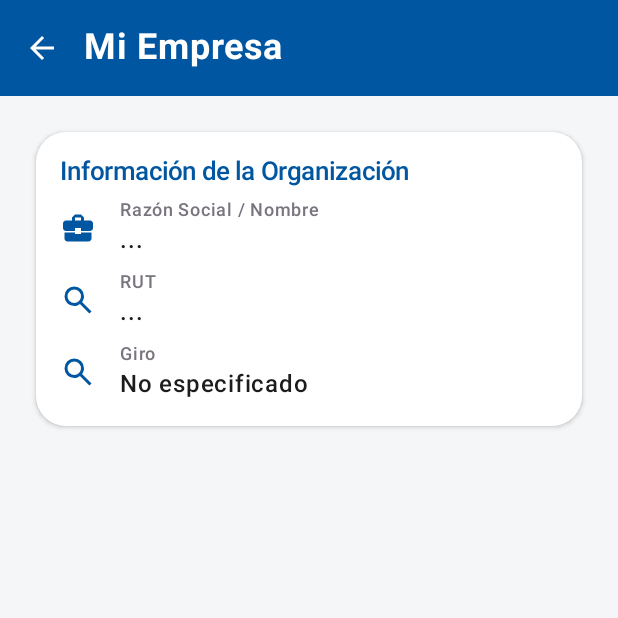
After one commit to neitwys/android-induztek-app, an Android app built with Jetpack Compose: the MiEmpresaScreen screen opened through its navigation route, on a phone screen of 412 x 824 dp, the top half of it. The commit adds this screen. Run offline under Robolectric (Android 15) with nearby library versions, the phone set to English and light mode, and no system bars.

Commit message:
feat: Se integro el ms-clientes para usarlo con las empresas, instalaciones y contactos.

```diff
--- a/app/src/main/java/com/induztek/app/data/InduztekDbHelper.kt
+++ b/app/src/main/java/com/induztek/app/data/InduztekDbHelper.kt
@@ -327,7 +327,7 @@ class InduztekDbHelper(context: Context) :
             while (cursor.moveToNext()) {
                 lista.add(
                     EmpresaConInstalacion(
-                        idEmpresa = cursor.getLong(cursor.getColumnIndexOrThrow(EMP_ID)),
+                        id = cursor.getLong(cursor.getColumnIndexOrThrow(EMP_ID)),
                         razonSocial = cursor.getString(cursor.getColumnIndexOrThrow(EMP_RAZON_SOCIAL)),
                         rut = cursor.getString(cursor.getColumnIndexOrThrow(EMP_RUT)),
                         giro = cursor.getString(cursor.getColumnIndexOrThrow(EMP_GIRO)) ?: "",
@@ -502,7 +502,7 @@ class InduztekDbHelper(context: Context) :
 
 // Data class para listar empresas junto con sus instalaciones
 data class EmpresaConInstalacion(
-    val idEmpresa: Long,
+    val id: Long,
     val razonSocial: String,
     val rut: String,
     val giro: String,
--- /dev/null
+++ b/app/src/main/java/com/induztek/app/data/remote/ClienteApi.kt
@@ -0,0 +1,20 @@
+package com.induztek.app.data.remote
+
+import retrofit2.Response
+import retrofit2.http.*
+
+interface ClienteApi {
+
+    @GET("api/empresas")
+    suspend fun listarEmpresas(): Response<List<EmpresaResponse>>
+
+    @GET("api/empresas/{id}")
+    suspend fun obtenerEmpresaPorId(@Path("id") id: Long): Response<EmpresaResponse>
+
+    @POST("api/empresas")
+    suspend fun crearEmpresa(@Body request: CrearEmpresaRequest): Response<EmpresaResponse>
+
+    @DELETE("api/empresas/{id}")
+    suspend fun eliminarEmpresa(@Path("id") id: Long): Response<Void>
+
+}
--- a/app/src/main/java/com/induztek/app/data/remote/RetrofitClient.kt
+++ b/app/src/main/java/com/induztek/app/data/remote/RetrofitClient.kt
@@ -20,4 +20,8 @@ object RetrofitClient {
     val avatarApi: AvatarApi by lazy {
         crear(URL_BASE).create(AvatarApi::class.java)
     }
+
+    val clienteApi: ClienteApi by lazy {
+        crear(URL_BASE).create(ClienteApi::class.java)
+    }
 }
--- a/app/src/main/java/com/induztek/app/data/repository/EmpresaRepository.kt
+++ b/app/src/main/java/com/induztek/app/data/repository/EmpresaRepository.kt
@@ -1,10 +1,12 @@
 package com.induztek.app.data.repository
 
 import android.content.Context
+import com.induztek.app.data.EmpresaConInstalacion
 import com.induztek.app.data.InduztekDbHelper
+import com.induztek.app.data.remote.EmpresaResponse
 
 interface EmpresaRepository {
-    fun registrarEmpresaConInstalacion(
+    suspend fun registrarEmpresaConInstalacion(
         razonSocial: String,
         rut: String,
         giro: String,
@@ -16,37 +18,11 @@ interface EmpresaRepository {
         comuna: String,
         region: String,
         observaciones: String
-    ): Long
+    ): Result<Long>
+
+    suspend fun listarEmpresas(): List<EmpresaConInstalacion>
+
+    suspend fun eliminarEmpresa(id: Long): Boolean
+
+    suspend fun obtenerEmpresaPorId(id: Long): Result<EmpresaResponse>
 }
-
-class LocalEmpresaRepository(context: Context) : EmpresaRepository {
-    private val dbHelper = InduztekDbHelper(context.applicationContext)
-
-    override fun registrarEmpresaConInstalacion(
-        razonSocial: String,
-        rut: String,
-        giro: String,
-        contacto: String,
-        telefono: String,
-        correo: String,
-        nombreInstalacion: String,
-        ubicacion: String,
-        comuna: String,
-        region: String,
-        observaciones: String
-    ): Long {
-        return dbHelper.insertarEmpresaConInstalacion(
-            razonSocial = razonSocial,
-            rut = rut,
-            giro = giro,
-            contacto = contacto,
-            telefono = telefono,
-            correo = correo,
-            nombreInstalacion = nombreInstalacion,
-            ubicacion = ubicacion,
-            comuna = comuna,
-            region = region,
-            observaciones = observaciones
-        )
-    }
-}
--- a/app/src/main/java/com/induztek/app/model/PerfilUiState.kt
+++ b/app/src/main/java/com/induztek/app/model/PerfilUiState.kt
@@ -18,6 +18,7 @@ data class PerfilUiState(
     val confirmarClaveNueva: String = "",
     val errorConfirmarClave: String? = null,
     val clavesVisibles: Boolean = false,
+    val nombreEmpresa: String = "Cargando empresa...",
     val mensajeExito: String? = null,
     val mensajeError: String? = null
 )
--- a/app/src/main/java/com/induztek/app/model/RegistroEmpresaUiState.kt
+++ b/app/src/main/java/com/induztek/app/model/RegistroEmpresaUiState.kt
@@ -30,6 +30,8 @@ data class RegistroEmpresaUiState(
     val errorRegion: String? = null,
     val errorObservacionesAcceso: String? = null,
 
+    val errorGlobal: String? = null,
+
     // Resultado del formulario
     val idEmpresaGenerado: Long? = null,
     val registroExitoso: Boolean = false
--- a/app/src/main/java/com/induztek/app/navigation/AppNavegacion.kt
+++ b/app/src/main/java/com/induztek/app/navigation/AppNavegacion.kt
@@ -114,6 +114,7 @@ fun AppNavegacion(
                 onNavegarListaYEliminarEmpresas = { navController.navigate(Ruta.ListaYEliminarEmpresas.ruta) },
                 onNavegarRegistroPrueba = { navController.navigate(Ruta.RegistroPrueba.ruta) },
                 onNavegarHistorialEquipos = { navController.navigate(Ruta.HistorialEquipos.ruta) },
+                onNavegarMiEmpresa = { navController.navigate(Ruta.MiEmpresa.ruta) },
                 onNavegarListaUsuarios = {
                     navController.navigate("lista_usuarios")
                 },
@@ -216,5 +217,16 @@ fun AppNavegacion(
                 onVolver = { navController.popBackStack() }
             )
         }
+
+        // 11. Ver su propia empresa.
+        composable(Ruta.MiEmpresa.ruta) {
+            val idEmpresaDelUsuario = usuarioActual?.empresaId ?: 0L
+
+            com.induztek.app.screens.MiEmpresaScreen(
+                empresaId = idEmpresaDelUsuario,
+                viewModel = androidx.lifecycle.viewmodel.compose.viewModel(),
+                onVolver = { navController.popBackStack() }
+            )
+        }
     }
 }
--- a/app/src/main/java/com/induztek/app/navigation/Rutas.kt
+++ b/app/src/main/java/com/induztek/app/navigation/Rutas.kt
@@ -14,4 +14,5 @@ sealed class Ruta(val ruta: String) {
     data object ListaYEliminarEmpresas : Ruta("lista_y_eliminar_empresas")
     object RegistroPrueba : Ruta("registro_prueba")
     object HistorialEquipos : Ruta("historial_equipos")
+    data object MiEmpresa : Ruta("mi_empresa")
 }
--- a/app/src/main/java/com/induztek/app/screens/ListaYEliminarEmpresasScreen.kt
+++ b/app/src/main/java/com/induztek/app/screens/ListaYEliminarEmpresasScreen.kt
@@ -130,7 +130,7 @@ fun ListaYEliminarEmpresasContent(
                 contentPadding = PaddingValues(Dimens.espacioMedio),
                 verticalArrangement = Arrangement.spacedBy(Dimens.espacioChico)
             ) {
-                items(empresas, key = { it.idEmpresa }) { empresa ->
+                items(empresas, key = { it.id }) { empresa ->
                     Card {
                         ListItem(
                             overlineContent = { Text("RUT: ${empresa.rut} | Giro: ${empresa.giro}") },
--- /dev/null
+++ b/app/src/main/java/com/induztek/app/screens/MiEmpresaScreen.kt
@@ -0,0 +1,207 @@
+package com.induztek.app.screens
+
+import androidx.compose.foundation.layout.Arrangement
+import androidx.compose.foundation.layout.Column
+import androidx.compose.foundation.layout.Row
+import androidx.compose.foundation.layout.Spacer
+import androidx.compose.foundation.layout.fillMaxSize
+import androidx.compose.foundation.layout.fillMaxWidth
+import androidx.compose.foundation.layout.padding
+import androidx.compose.foundation.layout.size
+import androidx.compose.foundation.layout.width
+import androidx.compose.foundation.rememberScrollState
+import androidx.compose.foundation.verticalScroll
+import androidx.compose.material3.ExperimentalMaterial3Api
+import androidx.compose.material3.HorizontalDivider
+import androidx.compose.material3.Icon
+import androidx.compose.material3.IconButton
+import androidx.compose.material3.MaterialTheme
+import androidx.compose.material3.Scaffold
+import androidx.compose.material3.Text
+import androidx.compose.material3.TopAppBar
+import androidx.compose.material3.TopAppBarDefaults
+import androidx.compose.runtime.Composable
+import androidx.compose.runtime.LaunchedEffect
+import androidx.compose.ui.Alignment
+import androidx.compose.ui.Modifier
+import androidx.compose.ui.res.painterResource
+import androidx.compose.ui.text.font.FontWeight
+import androidx.compose.ui.unit.dp
+import androidx.lifecycle.viewmodel.compose.viewModel
+import com.induztek.app.R
+import com.induztek.app.ui.components.TarjetaSeccion
+import com.induztek.app.ui.theme.Dimens
+import com.induztek.app.viewmodel.MiEmpresaViewModel
+
+@OptIn(ExperimentalMaterial3Api::class)
+@Composable
+fun MiEmpresaScreen(
+    empresaId: Long,
+    viewModel: MiEmpresaViewModel = viewModel(),
+    onVolver: () -> Unit
+) {
+    val empresa = viewModel.empresaSeleccionada
+
+    LaunchedEffect(empresaId) {
+        if (empresaId > 0L) {
+            viewModel.cargarDatosDeMiEmpresa(empresaId)
+        }
+    }
+
+    Scaffold(
+        topBar = {
+            TopAppBar(
+                title = { Text("Mi Empresa") },
+                navigationIcon = {
+                    IconButton(onClick = onVolver) {
+                        Icon(
+                            painter = painterResource(R.drawable.ic_volver),
+                            contentDescription = "Volver"
+                        )
+                    }
+                },
+                colors = TopAppBarDefaults.topAppBarColors(
+                    containerColor = MaterialTheme.colorScheme.primary,
+                    titleContentColor = MaterialTheme.colorScheme.onPrimary,
+                    navigationIconContentColor = MaterialTheme.colorScheme.onPrimary
+                )
+            )
+        },
+        containerColor = MaterialTheme.colorScheme.background
+    ) { innerPadding ->
+        Column(
+            modifier = Modifier
+                .fillMaxSize()
+                .padding(innerPadding)
+                .verticalScroll(rememberScrollState())
+                .padding(Dimens.espacioGrande),
+            horizontalAlignment = Alignment.CenterHorizontally,
+            verticalArrangement = Arrangement.spacedBy(Dimens.espacioMedio)
+        ) {
+            TarjetaSeccion(titulo = "Información de la Organización") {
+                ItemInfoEmpresa(
+                    etiqueta = "Razón Social / Nombre",
+                    valor = empresa?.razonSocial ?: "",
+                    iconoRes = R.drawable.ic_instalacion
+                )
+
+                ItemInfoEmpresa(
+                    etiqueta = "RUT",
+                    valor = empresa?.rut ?: "",
+                    iconoRes = R.drawable.ic_buscar
+                )
+
+                ItemInfoEmpresa(
+                    etiqueta = "Giro",
+                    valor = empresa?.giro ?: "No especificado",
+                    iconoRes = R.drawable.ic_buscar
+                )
+            }
+
+            if (empresa?.contactos != null && empresa.contactos.isNotEmpty()) {
+                TarjetaSeccion(titulo = "Contactos") {
+                    empresa.contactos.forEachIndexed { index, contacto ->
+                        Column {
+                            ItemInfoEmpresa(
+                                etiqueta = contacto.cargo ?: "Contacto",
+                                valor = contacto.nombre,
+                                iconoRes = R.drawable.ic_person
+                            )
+
+                            Column(modifier = Modifier.padding(start = 40.dp, top = Dimens.espacioChico)) {
+                                if (!contacto.telefono.isNullOrBlank()) {
+                                    Text(
+                                        text = contacto.telefono,
+                                        style = MaterialTheme.typography.bodyMedium,
+                                        color = MaterialTheme.colorScheme.onSurfaceVariant
+                                    )
+                                }
+                                if (!contacto.correo.isNullOrBlank()) {
+                                    Text(
+                                        text = contacto.correo,
+                                        style = MaterialTheme.typography.bodyMedium,
+                                        color = MaterialTheme.colorScheme.onSurfaceVariant
+                                    )
+                                }
+                            }
+                        }
+                        if (index < empresa.contactos.size - 1) {
+                            HorizontalDivider(
+                                modifier = Modifier.padding(vertical = Dimens.espacioChico),
+                                color = MaterialTheme.colorScheme.outlineVariant
+                            )
+                        }
+                    }
+                }
+            }
+
+            if (empresa?.instalaciones != null && empresa.instalaciones.isNotEmpty()) {
+                TarjetaSeccion(titulo = "Instalaciones / Ubicaciones") {
+                    empresa.instalaciones.forEachIndexed { index, instalacion ->
+                        Column {
+                            ItemInfoEmpresa(
+                                etiqueta = "Instalación",
+                                valor = instalacion.nombreInstalacion,
+                                iconoRes = R.drawable.ic_instalacion
+                            )
+
+                            val direccionCompleta = listOfNotNull(
+                                instalacion.ubicacion?.takeIf { it.isNotBlank() },
+                                instalacion.comuna?.takeIf { it.isNotBlank() },
+                                instalacion.region?.takeIf { it.isNotBlank() }
+                            ).joinToString(", ")
+
+                            if (direccionCompleta.isNotBlank()) {
+                                Text(
+                                    text = direccionCompleta,
+                                    style = MaterialTheme.typography.bodyMedium,
+                                    color = MaterialTheme.colorScheme.onSurfaceVariant,
+                                    modifier = Modifier.padding(start = 40.dp, top = Dimens.espacioChico)
+                                )
+                            }
+                        }
+
+                        if (index < empresa.instalaciones.size - 1) {
+                            HorizontalDivider(
+                                modifier = Modifier.padding(vertical = Dimens.espacioChico),
+                                color = MaterialTheme.colorScheme.outlineVariant
+                            )
+                        }
+                    }
+                }
+            }
+        }
+    }
+}
+
+@Composable
+private fun ItemInfoEmpresa(
+    etiqueta: String,
+    valor: String,
+    iconoRes: Int
+) {
+    Row(
+        modifier = Modifier.fillMaxWidth(),
+        verticalAlignment = Alignment.CenterVertically
+    ) {
+        Icon(
+            painter = painterResource(iconoRes),
+            contentDescription = null,
+            tint = MaterialTheme.colorScheme.primary,
+            modifier = Modifier.size(24.dp)
+        )
+        Spacer(modifier = Modifier.width(Dimens.espacioMedio))
+        Column {
+            Text(
+                text = etiqueta,
+                style = MaterialTheme.typography.labelMedium,
+                color = MaterialTheme.colorScheme.outline
+            )
+            Text(
+                text = valor.ifBlank { "..." },
+                style = MaterialTheme.typography.bodyLarge,
+                fontWeight = FontWeight.SemiBold
+            )
+        }
+    }
+}
--- a/app/src/main/java/com/induztek/app/screens/PerfilScreen.kt
+++ b/app/src/main/java/com/induztek/app/screens/PerfilScreen.kt
@@ -262,7 +262,7 @@ fun PerfilScreen(
 
                     ItemInfoPerfil(
                         etiqueta = "Empresa / Organización",
-                        valor = usuarioActual?.empresaNombre ?: "Induztek Servicios Industriales",
+                        valor = uiState.nombreEmpresa,
                         iconoRes = R.drawable.ic_instalacion
                     )
 
--- a/app/src/main/java/com/induztek/app/viewmodel/ListaYEliminarEmpresasViewModel.kt
+++ b/app/src/main/java/com/induztek/app/viewmodel/ListaYEliminarEmpresasViewModel.kt
@@ -44,7 +44,7 @@ class ListaYEliminarEmpresasViewModel(application: Application) : AndroidViewMod
     }
 
     fun eliminar(empresa: EmpresaConInstalacion) {
-        db.eliminarEmpresa(empresa.idEmpresa)
+        db.eliminarEmpresa(empresa.id)
         recargar()
     }
 
--- /dev/null
+++ b/app/src/main/java/com/induztek/app/viewmodel/MiEmpresaViewModel.kt
@@ -0,0 +1,28 @@
+package com.induztek.app.viewmodel
+
+import androidx.compose.runtime.mutableStateOf
+import androidx.lifecycle.ViewModel
+import androidx.lifecycle.viewModelScope
+import com.induztek.app.data.remote.EmpresaResponse
+import com.induztek.app.data.repository.EmpresaRepository
+import com.induztek.app.data.repository.RemoteEmpresaRepository
+import kotlinx.coroutines.launch
+import androidx.compose.runtime.getValue
+import androidx.compose.runtime.setValue
+
+class MiEmpresaViewModel(
+    private val repository: EmpresaRepository = RemoteEmpresaRepository()
+) : ViewModel() {
+
+    var empresaSeleccionada by mutableStateOf<EmpresaResponse?>(null)
+        private set
+
+    fun cargarDatosDeMiEmpresa(empresaId: Long) {
+        viewModelScope.launch {
+            val resultado = repository.obtenerEmpresaPorId(empresaId)
+            resultado.onSuccess { empresa ->
+                empresaSeleccionada = empresa
+            }
+        }
+    }
+}
```
Also changed, not shown: app/src/main/java/com/induztek/app/data/remote/ClienteApiModelos.kt (added, +50 -0 lines), app/src/main/java/com/induztek/app/data/repository/RemoteEmpresaRepository.kt (added, +113 -0 lines), app/src/main/java/com/induztek/app/screens/MenuPrincipalScreen.kt (+12 -0 lines), app/src/main/java/com/induztek/app/viewmodel/PerfilViewModel.kt (+18 -2 lines), app/src/main/java/com/induztek/app/viewmodel/RegistroEmpresaViewModel.kt (+16 -10 lines).
